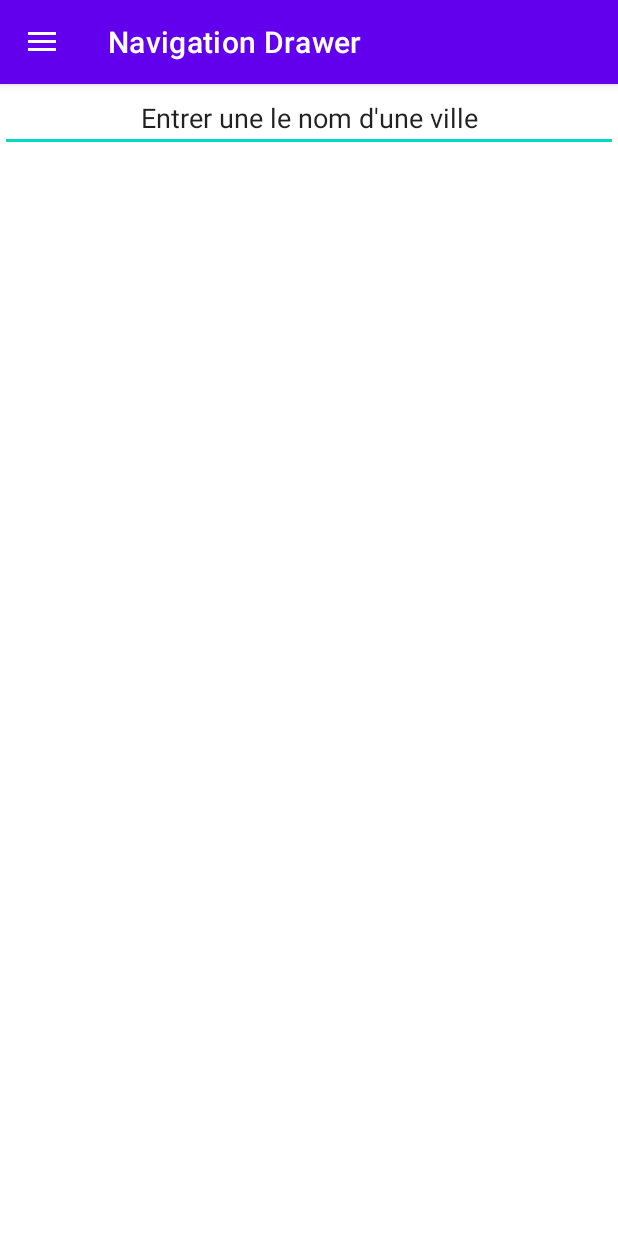
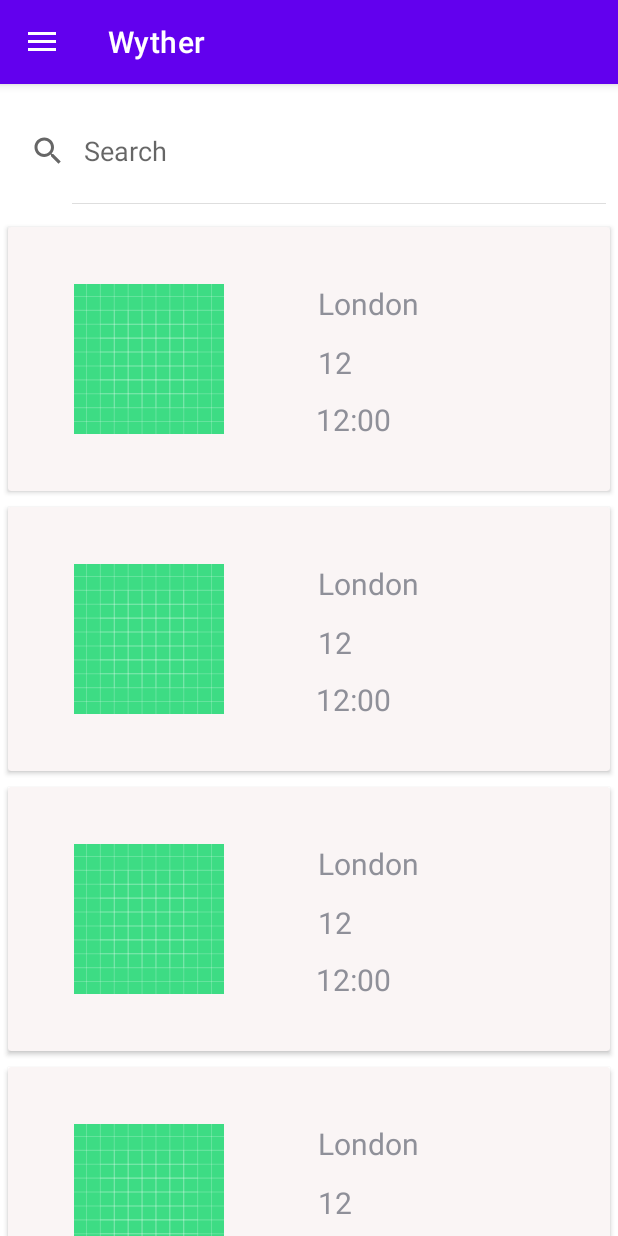
Before and after one commit to ClementAdd/Wyther, an Android app: the screen it shows after launch (MainActivity), on a phone screen of 412 x 824 dp. Run offline under Robolectric (Android 15) with nearby library versions, the phone set to English and light mode, and no system bars.

Commit message:
Add card on main page

```diff
--- a/app/build.gradle
+++ b/app/build.gradle
@@ -37,4 +37,5 @@ dependencies {
     androidTestImplementation 'androidx.test.ext:junit:1.1.4'
     androidTestImplementation 'androidx.test.espresso:espresso-core:3.5.0'
     implementation 'com.google.android.material:material:1.8.0-beta01'
+    implementation 'com.android.volley:volley:1.2.1'
 }
--- a/app/src/main/AndroidManifest.xml
+++ b/app/src/main/AndroidManifest.xml
@@ -1,13 +1,14 @@
 <?xml version="1.0" encoding="utf-8"?>
 <manifest xmlns:android="http://schemas.android.com/apk/res/android"
     xmlns:tools="http://schemas.android.com/tools">
+    <uses-permission android:name="android.permission.INTERNET" />
 
     <application
         android:allowBackup="true"
         android:dataExtractionRules="@xml/data_extraction_rules"
         android:fullBackupContent="@xml/backup_rules"
         android:icon="@mipmap/ic_launcher"
-        android:label="@string/app_name"
+        android:label="Wyther"
         android:roundIcon="@drawable/logoapp"
         android:supportsRtl="true"
         android:theme="@style/Theme.Wyther"
--- /dev/null
+++ b/app/src/main/java/com/example/wyther/Item.java
@@ -0,0 +1,46 @@
+package com.example.wyther;
+
+public class Item {
+
+    String city, temp, hour;
+    int image;
+
+    public Item(String city, String temp, String hour, int image) {
+        this.city = city;
+        this.temp = temp;
+        this.hour = hour;
+        this.image = image;
+    }
+
+    public String getCity() {
+        return city;
+    }
+
+    public void setCity(String city) {
+        this.city = city;
+    }
+
+    public String getTemp() {
+        return temp;
+    }
+
+    public void setTemp(String temp) {
+        this.temp = temp;
+    }
+
+    public String getHour() {
+        return hour;
+    }
+
+    public void setHour(String hour) {
+        this.hour = hour;
+    }
+
+    public int getImage() {
+        return image;
+    }
+
+    public void setImage(int image) {
+        this.image = image;
+    }
+}
--- a/app/src/main/java/com/example/wyther/MainActivity.java
+++ b/app/src/main/java/com/example/wyther/MainActivity.java
@@ -5,31 +5,29 @@ import androidx.appcompat.app.ActionBarDrawerToggle;
 import androidx.appcompat.app.AlertDialog;
 import androidx.appcompat.app.AppCompatActivity;
 import androidx.drawerlayout.widget.DrawerLayout;
+import androidx.recyclerview.widget.LinearLayoutManager;
+import androidx.recyclerview.widget.RecyclerView;
 
-import android.content.Context;
 import android.os.Bundle;
 import android.view.MenuItem;
-import android.widget.Button;
-import android.widget.EditText;
-import android.widget.TextView;
+import android.widget.SearchView;
 
 
-import com.android.volley.Request;
-import com.android.volley.RequestQueue;
-import com.android.volley.Response;
-import com.android.volley.VolleyError;
-import com.android.volley.toolbox.StringRequest;
-import com.android.volley.toolbox.Volley;
+import java.util.ArrayList;
+import java.util.List;
 
 public class MainActivity extends AppCompatActivity {
 
     public DrawerLayout drawerLayout;
     public ActionBarDrawerToggle actionBarDrawerToggle;
+    public RecyclerView recyclerView;
 
     @Override
     protected void onCreate(Bundle savedInstanceState) {
         super.onCreate(savedInstanceState);
         setContentView(R.layout.activity_main);
+
+        recyclerView = findViewById(R.id.recyclerView);
 
         // drawer layout instance to toggle the menu icon to open
         // drawer and back button to close drawer
@@ -44,10 +42,16 @@ public class MainActivity extends AppCompatActivity {
         // to make the Navigation drawer icon always appear on the action bar
         getSupportActionBar().setDisplayHomeAsUpEnabled(true);
 
+        List<Item> items = new ArrayList<Item>();
+        items.add(new Item("London", "12", "12:00", R.drawable.ic_launcher_background));
+        items.add(new Item("London", "12", "12:00", R.drawable.ic_launcher_background));
+        items.add(new Item("London", "12", "12:00", R.drawable.ic_launcher_background));
+        items.add(new Item("London", "12", "12:00", R.drawable.ic_launcher_background));
+        items.add(new Item("London", "12", "12:00", R.drawable.ic_launcher_background));
+
+        recyclerView.setLayoutManager(new LinearLayoutManager(this));
+        recyclerView.setAdapter(new MyAdapter(getApplicationContext(), items));
     }
-
-    final Context context = this;
-    private Button button;
 
     @Override
     public void onBackPressed() {
@@ -85,19 +89,4 @@ public class MainActivity extends AppCompatActivity {
     public void onClickAbout(MenuItem item) {
         System.out.println("about");
     }
-
-    public void RequestApi() {
-        String city = findViewById(R.id.editTextCity).toString();
-
-        RequestQueue queue = Volley.newRequestQueue(this);
-        String url = "https://www.prevision-meteo.ch/services/json/"+ city;
-
-        StringRequest stringRequest = new StringRequest(Request.Method.GET, url,
-                new Response.Listener<String>() {
-                    @Override
-                    public void onResponse(String response) {
-                        System.out.println(response);
-                    }
-                }, error -> System.out.println("Did not work!"));
-    }
 }
--- /dev/null
+++ b/app/src/main/java/com/example/wyther/MyAdapter.java
@@ -0,0 +1,40 @@
+package com.example.wyther;
+
+import android.content.Context;
+import android.view.LayoutInflater;
+import android.view.ViewGroup;
+
+import androidx.annotation.NonNull;
+import androidx.recyclerview.widget.RecyclerView;
+
+import java.util.List;
+
+public class MyAdapter extends RecyclerView.Adapter<MyViewHolder> {
+
+    Context context;
+    List<Item> items;
+
+    public MyAdapter(Context context, List<Item> items) {
+        this.context = context;
+        this.items = items;
+    }
+
+    @NonNull
+    @Override
+    public MyViewHolder onCreateViewHolder(@NonNull ViewGroup parent, int viewType) {
+        return new MyViewHolder(LayoutInflater.from(context).inflate(R.layout.card_main, parent, false));
+    }
+
+    @Override
+    public void onBindViewHolder(@NonNull MyViewHolder holder, int position) {
+        holder.cityView.setText(items.get(position).getCity());
+        holder.tempView.setText(items.get(position).getTemp());
+        holder.hourView.setText(items.get(position).getHour());
+        holder.imageView.setImageResource(items.get(position).getImage());
+    }
+
+    @Override
+    public int getItemCount() {
+        return items.size();
+    }
+}
--- /dev/null
+++ b/app/src/main/java/com/example/wyther/MyViewHolder.java
@@ -0,0 +1,21 @@
+package com.example.wyther;
+
+import android.view.View;
+import android.widget.ImageView;
+import android.widget.TextView;
+
+import androidx.annotation.NonNull;
+import androidx.recyclerview.widget.RecyclerView;
+
+public class MyViewHolder extends RecyclerView.ViewHolder {
+    ImageView imageView;
+    TextView cityView, tempView, hourView;
+
+    public MyViewHolder(@NonNull View itemView) {
+        super(itemView);
+        imageView = itemView.findViewById(R.id.imageView);
+        cityView = itemView.findViewById(R.id.cityView);
+        tempView = itemView.findViewById(R.id.tempView);
+        hourView = itemView.findViewById(R.id.hourView);
+    }
+}
--- a/app/src/main/res/layout/activity_main.xml
+++ b/app/src/main/res/layout/activity_main.xml
@@ -2,8 +2,7 @@
 
 <!-- the root view must be the DrawerLayout -->
 
-<androidx.drawerlayout.widget.DrawerLayout
-    xmlns:android="http://schemas.android.com/apk/res/android"
+<androidx.drawerlayout.widget.DrawerLayout xmlns:android="http://schemas.android.com/apk/res/android"
     xmlns:app="http://schemas.android.com/apk/res-auto"
     xmlns:tools="http://schemas.android.com/tools"
     android:id="@+id/my_drawer_layout"
@@ -16,16 +15,30 @@
         android:layout_width="match_parent"
         android:layout_height="match_parent">
 
-        <EditText
-            android:id="@+id/editTextCity"
+        <LinearLayout
             android:layout_width="match_parent"
-            android:layout_height="wrap_content"
-            android:layout_weight="1"
-            android:ems="10"
-            android:inputType="textPersonName"
-            android:text="Entrer une le nom d'une ville"
-            android:textAlignment="center"
-            />
+            android:layout_height="match_parent"
+            android:orientation="vertical">
+
+            <SearchView
+                android:id="@+id/searchView"
+                android:layout_width="match_parent"
+                android:layout_height="70dp"
+                android:layout_marginTop="10dp"
+                android:background="@color/white"
+                android:iconifiedByDefault="false"
+                android:queryHint="Search" />
+
+            <androidx.recyclerview.widget.RecyclerView
+                android:id="@+id/recyclerView"
+                android:layout_width="match_parent"
+                android:layout_height="match_parent"
+                android:layout_marginTop="10dp"
+                android:background="@color/white"
+                android:orientation="vertical"
+                android:scrollbarStyle="outsideOverlay"
+                android:scrollbars="vertical" />
+        </LinearLayout>
 
     </LinearLayout>
 
@@ -35,8 +48,8 @@
         android:layout_width="wrap_content"
         android:layout_height="match_parent"
         android:layout_gravity="start"
-        app:menu="@menu/navigation_menu"
+        app:menu="@menu/navigation_menu">
 
-        />
+    </com.google.android.material.navigation.NavigationView>
 
 </androidx.drawerlayout.widget.DrawerLayout>
--- a/app/src/main/res/layout/card_main.xml
+++ b/app/src/main/res/layout/card_main.xml
@@ -30,7 +30,7 @@
             tools:ignore="ImageContrastCheck" />
 
         <TextView
-            android:id="@+id/textCity"
+            android:id="@+id/cityView"
             android:layout_width="150dp"
             android:layout_height="35dp"
             android:text="Toulouse"
@@ -43,7 +43,7 @@
             app:layout_constraintVertical_bias="0.267" />
 
         <TextView
-            android:id="@+id/textTemp"
+            android:id="@+id/tempView"
             android:layout_width="106dp"
             android:layout_height="23dp"
             android:text="25°C"
@@ -56,7 +56,7 @@
             app:layout_constraintVertical_bias="0.503" />
 
         <TextView
-            android:id="@+id/textHour"
+            android:id="@+id/hourView"
             android:layout_width="106dp"
             android:layout_height="23dp"
             android:text="11:00"
```
